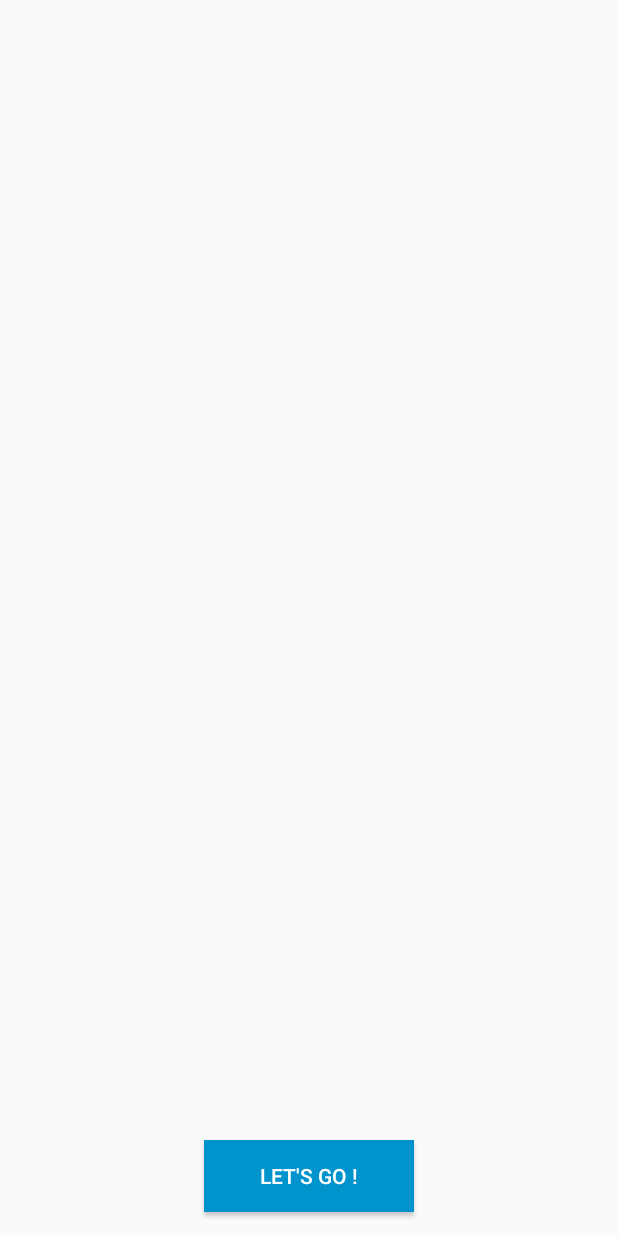
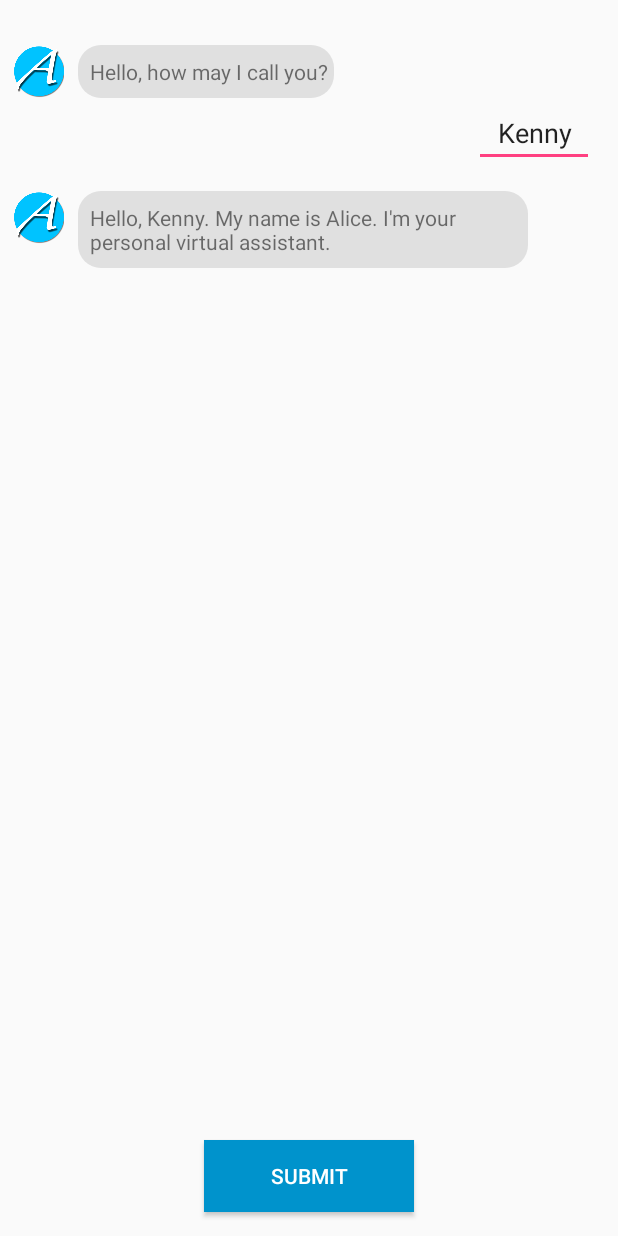
Before and after one commit to AletOne/Alice, an Android app: the layout activity_need.xml on its own in the app's theme, with its tools: preview values and no code run, on a phone screen of 412 x 824 dp. Run offline under Robolectric (Android 15) with nearby library versions, the phone set to English and light mode, and no system bars.

Commit message:
V.0.6
Add needs Activity

```diff
--- a/app/src/main/res/layout/activity_need.xml
+++ b/app/src/main/res/layout/activity_need.xml
@@ -1,13 +1,75 @@
 <?xml version="1.0" encoding="utf-8"?>
-<android.support.constraint.ConstraintLayout xmlns:android="http://schemas.android.com/apk/res/android"
+<LinearLayout xmlns:android="http://schemas.android.com/apk/res/android"
     xmlns:app="http://schemas.android.com/apk/res-auto"
     xmlns:tools="http://schemas.android.com/tools"
     android:layout_width="match_parent"
     android:layout_height="match_parent"
-    tools:context="com.example.wang.alice.NeedActivity">
+    tools:context="com.example.wang.alice.NeedActivity"
+    android:orientation="vertical">
+
+    <LinearLayout
+        android:layout_marginTop="30dp"
+        android:layout_width="match_parent"
+        android:layout_height="0dp"
+        android:layout_weight="1"
+        android:orientation="vertical">
+
+        <LinearLayout
+            android:layout_width="match_parent"
+            android:layout_height="wrap_content"
+            android:paddingRight="60dp">
+            <ImageView
+                android:id="@+id/alice_image"
+                android:layout_width="36dp"
+                android:layout_height="36dp"
+                android:layout_marginStart="8dp"
+                app:srcCompat="@mipmap/ic_launcher"/>
+            <TextView
+                android:id="@+id/message_tv"
+                android:layout_width="wrap_content"
+                android:layout_height="wrap_content"
+                android:layout_marginStart="8dp"
+                android:background="@drawable/left_text_style"
+                android:text="Hello, how may I call you?"
+                />
+        </LinearLayout>
+
+        <EditText
+            android:layout_marginEnd="16dp"
+            android:id="@+id/edit_name"
+            android:layout_width="80dp"
+            android:layout_height="wrap_content"
+            android:layout_gravity="right"
+            android:gravity="center"
+            tools:text = "Kenny"/>
+
+
+        <LinearLayout
+            android:id="@+id/final_l"
+            android:layout_width="match_parent"
+            android:layout_height="wrap_content"
+            android:paddingRight="60dp"
+            android:paddingTop="16dp">
+            <ImageView
+                android:id="@+id/alice_image_1"
+                android:layout_width="36dp"
+                android:layout_height="36dp"
+                android:layout_marginStart="8dp"
+                app:srcCompat="@mipmap/ic_launcher"/>
+            <TextView
+                android:id="@+id/message_tv_1"
+                android:layout_width="wrap_content"
+                android:layout_height="wrap_content"
+                android:layout_marginStart="8dp"
+                android:background="@drawable/left_text_style"
+                tools:text="Hello, Kenny. My name is Alice. I'm your personal virtual assistant."
+                />
+        </LinearLayout>
+    </LinearLayout>
 
 
     <Button
+        android:visibility="visible"
         android:id="@+id/button"
         android:layout_width="140dp"
         android:layout_height="wrap_content"
@@ -18,9 +80,6 @@
         android:onClick="startMain"
         android:background="@color/colorPrimaryDark"
         android:textColor="@color/white"
-        android:text="Let's Go !"
-        app:layout_constraintBottom_toBottomOf="parent"
-        app:layout_constraintEnd_toEndOf="parent"
-        app:layout_constraintHorizontal_bias="0.501"
-        app:layout_constraintStart_toStartOf="parent"/>
-</android.support.constraint.ConstraintLayout>
+        android:text="Submit"
+        android:layout_gravity="center|bottom"/>
+</LinearLayout>
```
Also changed, not shown: app/src/main/java/com/example/wang/alice/MainActivity.java (+11 -2 lines), app/src/main/java/com/example/wang/alice/NeedActivity.java (+46 -1 lines), app/src/main/java/com/example/wang/alice/TTS/AliceSpeech.java (+12 -2 lines), 12 other files.
